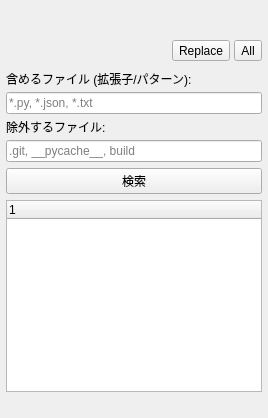
Old version of the form ui/docks/project_search_dock.ui in the repository Ikumyon/PDX-Mod-Studio.
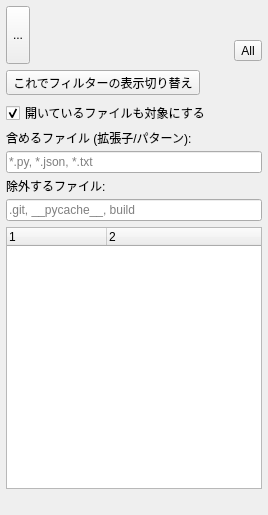
New version of the form.

Commit message: Improve project search results actions

The edit to the form file:
```diff
--- a/ui/docks/project_search_dock.ui
+++ b/ui/docks/project_search_dock.ui
@@ -2,11 +2,29 @@
 <ui version="4.0">
  <class>ProjectSearchDock</class>
  <widget class="QDockWidget" name="dockProjectSearch">
+  <property name="geometry">
+   <rect>
+    <x>0</x>
+    <y>0</y>
+    <width>268</width>
+    <height>515</height>
+   </rect>
+  </property>
   <property name="windowTitle">
    <string>プロジェクト検索</string>
   </property>
+  <property name="styleSheet">
+   <string>QWidget#dockProjectSearchContents {
+    background-color: palette(window);
+}
+QToolButton#toggleReplaceButton:checked, QToolButton#toggleFilterButton:checked {
+    background-color: palette(button);
+    border: 1px solid palette(dark);
+    border-radius: 4px;
+}</string>
+  </property>
   <widget class="QWidget" name="dockProjectSearchContents">
-   <layout class="QVBoxLayout" name="verticalLayout">
+   <layout class="QVBoxLayout" name="verticalLayout" stretch="0,0,0,1,0">
     <property name="spacing">
      <number>6</number>
     </property>
@@ -23,23 +41,25 @@
      <number>6</number>
     </property>
     <item>
-     <widget class="QWidget" name="projectSearchPanel" native="true">
-      <layout class="QVBoxLayout" name="panelLayout">
-       <property name="spacing">
-        <number>6</number>
-       </property>
-       <property name="leftMargin">
-        <number>0</number>
-       </property>
-       <property name="topMargin">
-        <number>0</number>
-       </property>
-       <property name="rightMargin">
-        <number>0</number>
-       </property>
-       <property name="bottomMargin">
-        <number>0</number>
-       </property>
+     <layout class="QHBoxLayout" name="horizontalLayout">
+      <item>
+       <widget class="QToolButton" name="toggleReplaceButton">
+        <property name="sizePolicy">
+         <sizepolicy hsizetype="Fixed" vsizetype="Expanding">
+          <horstretch>0</horstretch>
+          <verstretch>0</verstretch>
+         </sizepolicy>
+        </property>
+        <property name="text">
+         <string>...</string>
+        </property>
+        <property name="checkable">
+         <bool>true</bool>
+        </property>
+       </widget>
+      </item>
+      <item>
+       <layout class="QVBoxLayout" name="verticalLayout_2">
        <item>
         <widget class="QWidget" name="searchFieldContainer" native="true">
          <property name="minimumSize">
@@ -78,16 +98,6 @@
             </property>
            </widget>
           </item>
-          <item>
-           <widget class="QToolButton" name="replaceButton">
-            <property name="toolTip">
-             <string>置換 (Ctrl+Shift+1)</string>
-            </property>
-            <property name="text">
-             <string>Replace</string>
-            </property>
-           </widget>
-          </item>
           <item>
            <widget class="QToolButton" name="replaceAllButton">
             <property name="toolTip">
@@ -101,6 +111,38 @@
          </layout>
         </widget>
        </item>
+       </layout>
+      </item>
+     </layout>
+    </item>
+    <item>
+     <widget class="QToolButton" name="toggleFilterButton">
+      <property name="text">
+       <string>これでフィルターの表示切り替え</string>
+      </property>
+      <property name="checkable">
+       <bool>true</bool>
+      </property>
+     </widget>
+    </item>
+    <item>
+     <widget class="QWidget" name="projectSearchPanel" native="true">
+      <layout class="QVBoxLayout" name="panelLayout">
+       <property name="spacing">
+        <number>6</number>
+       </property>
+       <property name="leftMargin">
+        <number>0</number>
+       </property>
+       <property name="topMargin">
+        <number>0</number>
+       </property>
+       <property name="rightMargin">
+        <number>0</number>
+       </property>
+       <property name="bottomMargin">
+        <number>0</number>
+       </property>
        <item>
         <widget class="QWidget" name="filterPanel" native="true">
          <layout class="QVBoxLayout" name="filterLayout">
@@ -119,6 +161,16 @@
           <property name="bottomMargin">
            <number>0</number>
           </property>
+          <item>
+           <widget class="QCheckBox" name="searchOpenFilesCheckBox">
+            <property name="text">
+             <string>開いているファイルも対象にする</string>
+            </property>
+            <property name="checked">
+             <bool>true</bool>
+            </property>
+           </widget>
+          </item>
           <item>
            <widget class="QLabel" name="includeLabel">
             <property name="text">
@@ -150,20 +202,13 @@
          </layout>
         </widget>
        </item>
-       <item>
-        <widget class="QPushButton" name="searchButton">
-         <property name="text">
-          <string>検索</string>
-         </property>
-        </widget>
-       </item>
       </layout>
      </widget>
     </item>
     <item>
      <widget class="QTreeWidget" name="searchResultsTree">
       <property name="columnCount">
-       <number>1</number>
+       <number>2</number>
       </property>
      </widget>
     </item>
```
Left out of the diff: 4 changed lines with no effect on the pictures. Lines whose indentation alone changed are shown as unchanged. The commit also changes 4 other files.
